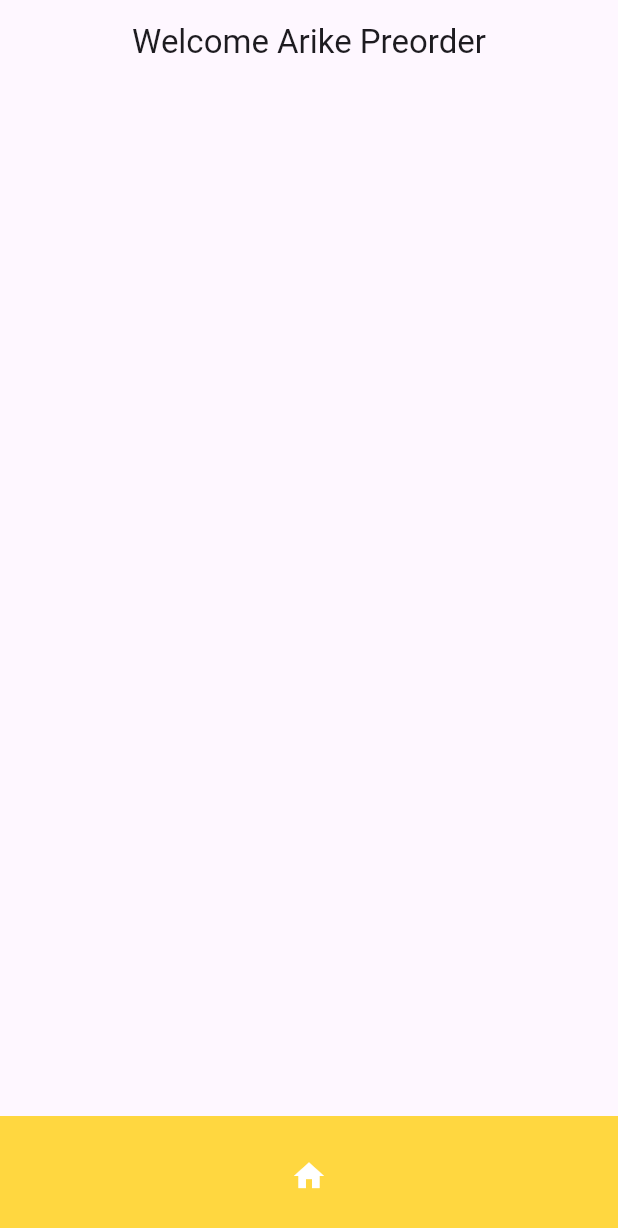
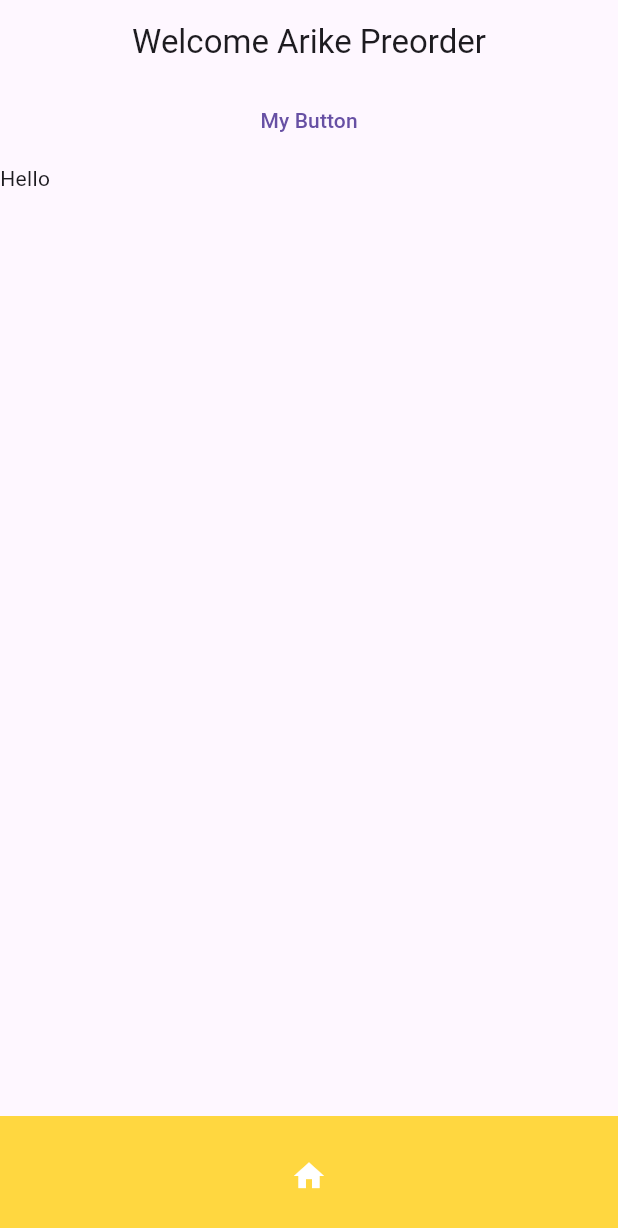
Before and after one commit to Giantpro1/demo_app, a Flutter app: the screen it shows after launch, on a phone screen of 412 x 824 dp. Shown: the top 1228 px of the screen. Run offline on Flutter 3.47's test engine with Material 3 defaults, Android fonts, the phone set to English and light mode, and no system bars.

Commit message:
working button

```diff
--- a/demo/lib/main.dart
+++ b/demo/lib/main.dart
@@ -4,9 +4,15 @@ void main() {
   runApp(MyApp());
 }
 
-class MyApp extends StatelessWidget {
+class MyApp extends StatefulWidget {
+  @override
+  State<MyApp> createState() => _MyAppState();
+}
+
+class _MyAppState extends State<MyApp> {
   // const MyApp({super.key});
-
+  bool myNewButton = false;
+  String myNewText = "Hello";
   @override
   Widget build(BuildContext context) {
     return MaterialApp(
@@ -15,13 +21,39 @@ class MyApp extends StatelessWidget {
           centerTitle: true,
           title: const Text('Welcome Arike Preorder'),
         ),
+        body: Column(
+          // crossAxisAlignment: CrossAxisAlignment.start,
+          // mainAxisAlignment: MainAxisAlignment.center,
+          children: [
+            TextButton(
+                onPressed: () {
+                  setState(() {
+                    myNewButton = !myNewButton;
+                  });
+                },
+                child: const Text("My Button")),
+            Container(
+              height: 30,
+              child: Row(
+                children: [
+                  Text(myNewButton ? "This Is true" : myNewText),
+                  // Text("My Student"),
+                  // Text("My Student"),
+                ],
+              ),
+            )
+          ],
+        ),
         bottomNavigationBar: BottomAppBar(
             color: Colors.amberAccent,
             child: IconButton(
                 onPressed: () {
                   // print("Button Pressed");
                 },
-                icon: const Icon(Icons.home, color: Colors.white,))),
+                icon: const Icon(
+                  Icons.home,
+                  color: Colors.white,
+                ))),
       ),
     );
   }
```
